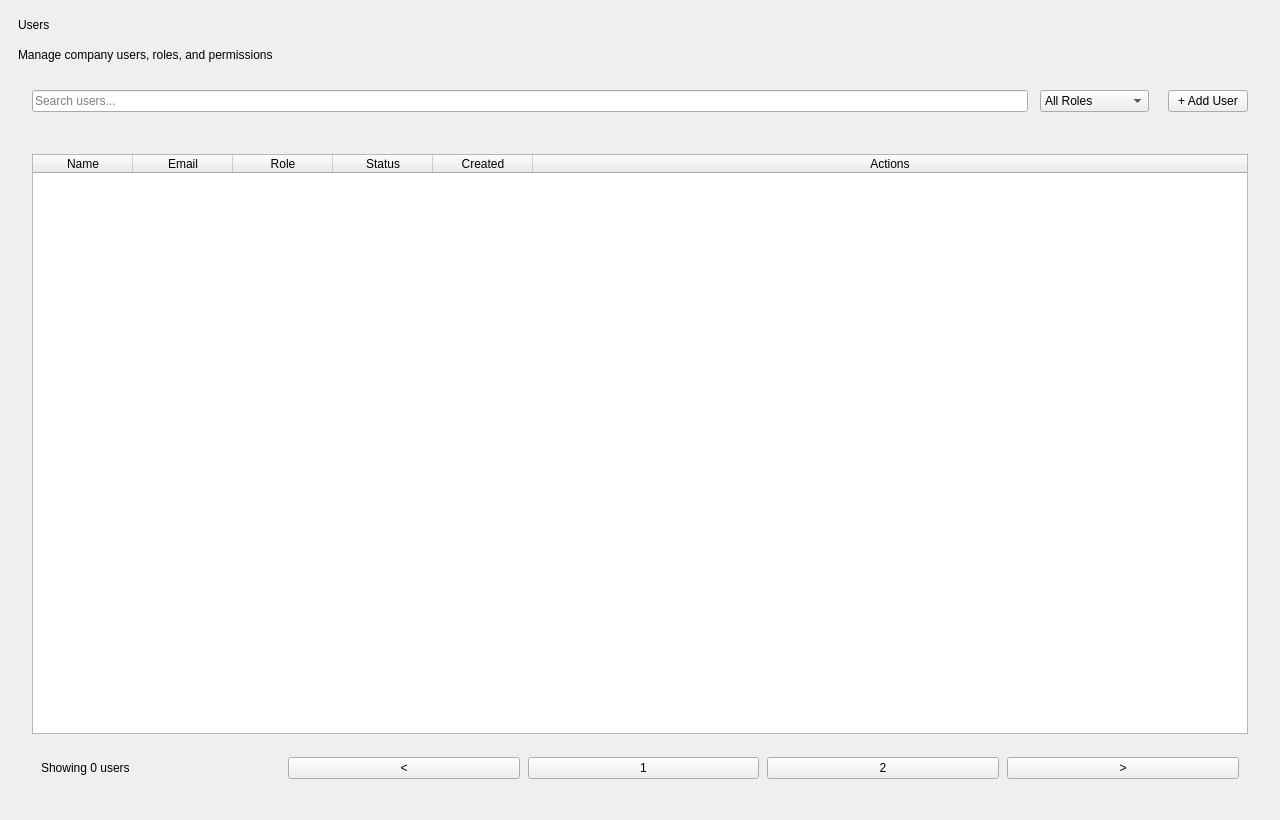
The window that InventoryQtApp/UsersPage.ui (Felipeact/InventoryQtApp) describes before a commit, drawn with Qt 5.
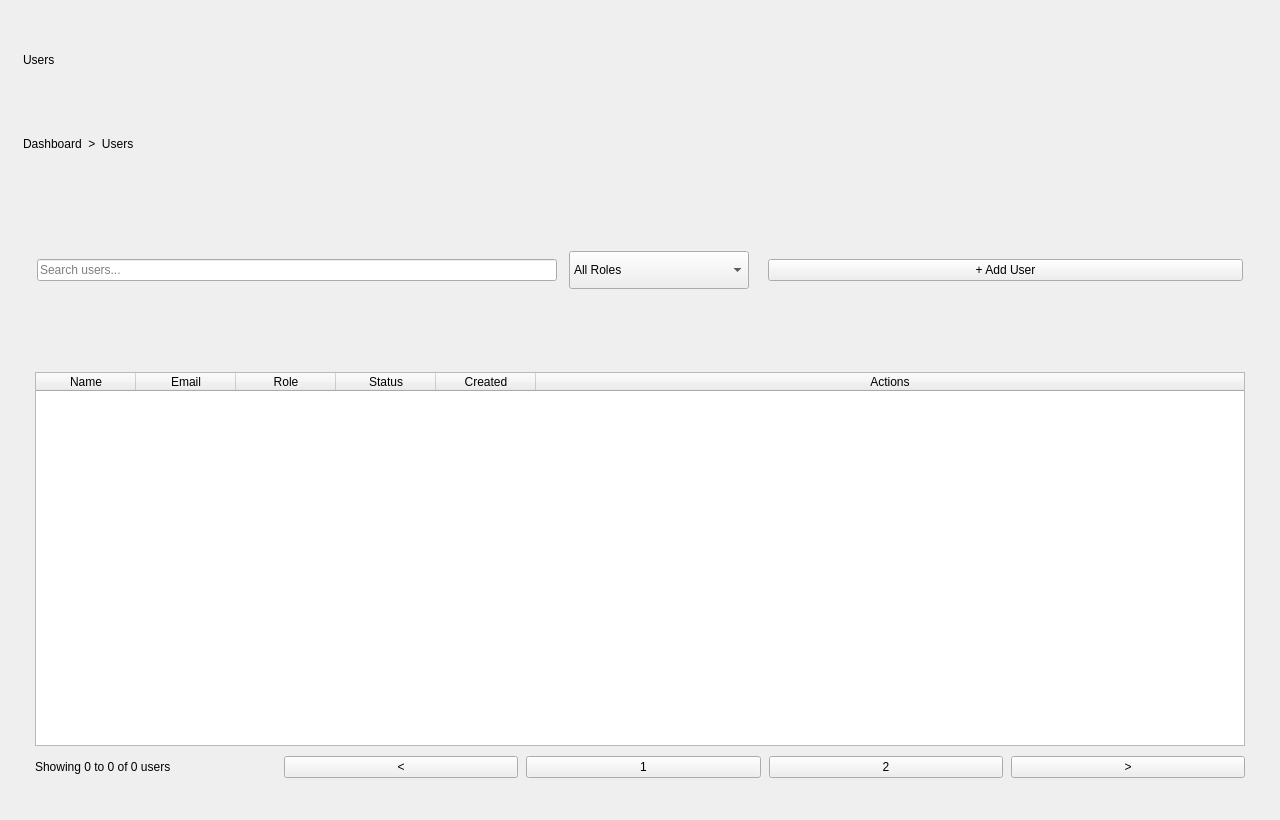
The same window after the commit.

Commit message: user page ui fixed and add view button

```diff
--- a/InventoryQtApp/UsersPage.ui
+++ b/InventoryQtApp/UsersPage.ui
@@ -22,19 +22,26 @@
 
 		<layout class="QVBoxLayout" name="rootLayout">
 			<property name="leftMargin">
-				<number>18</number>
+				<number>14</number>
 			</property>
 			<property name="topMargin">
-				<number>18</number>
+				<number>14</number>
 			</property>
 			<property name="rightMargin">
-				<number>18</number>
+				<number>14</number>
 			</property>
 			<property name="bottomMargin">
-				<number>18</number>
+				<number>14</number>
 			</property>
 			<property name="spacing">
-				<number>16</number>
+				<number>12</number>
+			</property>
+
+			<item>
+				<widget class="QWidget" name="pageContainer" native="true">
+					<layout class="QVBoxLayout" name="pageLayout">
+						<property name="spacing">
+							<number>12</number>
 			</property>
 
 			<item>
@@ -48,9 +55,9 @@
 					</item>
 
 					<item>
-						<widget class="QLabel" name="subtitleLabel">
+									<widget class="QLabel" name="breadcrumbLabel">
 							<property name="text">
-								<string>Manage company users, roles, and permissions</string>
+											<string>Dashboard  &gt;  Users</string>
 							</property>
 						</widget>
 					</item>
@@ -58,7 +65,14 @@
 			</item>
 
 			<item>
-				<widget class="QWidget" name="toolbarCard" native="true">
+							<widget class="QWidget" name="toolbarContainer" native="true">
+								<property name="minimumSize">
+									<size>
+										<width>0</width>
+										<height>72</height>
+									</size>
+								</property>
+
 					<layout class="QHBoxLayout" name="toolbarLayout">
 						<property name="leftMargin">
 							<number>14</number>
@@ -77,33 +91,81 @@
 						</property>
 
 						<item>
+										<widget class="QWidget" name="searchContainer" native="true">
+											<property name="minimumSize">
+												<size>
+													<width>340</width>
+													<height>44</height>
+												</size>
+											</property>
+											<property name="maximumSize">
+												<size>
+													<width>520</width>
+													<height>44</height>
+												</size>
+											</property>
+
+											<layout class="QHBoxLayout" name="searchLayout">
+												<property name="leftMargin">
+													<number>0</number>
+												</property>
+												<property name="topMargin">
+													<number>0</number>
+												</property>
+												<property name="rightMargin">
+													<number>0</number>
+												</property>
+												<property name="bottomMargin">
+													<number>0</number>
+												</property>
+												<property name="spacing">
+													<number>8</number>
+												</property>
+
+												<item>
 							<widget class="QLineEdit" name="searchInput">
-								<property name="minimumWidth">
-									<number>320</number>
-								</property>
 								<property name="placeholderText">
 									<string>Search users...</string>
 								</property>
 							</widget>
 						</item>
+											</layout>
+										</widget>
+									</item>
 
 						<item>
 							<widget class="QComboBox" name="roleFilter">
+											<property name="minimumSize">
+												<size>
+													<width>160</width>
+													<height>38</height>
+												</size>
+											</property>
+											<property name="maximumSize">
+												<size>
+													<width>180</width>
+													<height>38</height>
+												</size>
+											</property>
+
 								<item>
 									<property name="text">
 										<string>All Roles</string>
 									</property>
 								</item>
+
 								<item>
 									<property name="text">
 										<string>ADMIN</string>
 									</property>
 								</item>
+
 								<item>
 									<property name="text">
 										<string>WAREHOUSE</string>
 									</property>
 								</item>
+
 								<item>
 									<property name="text">
 										<string>TECHNICIAN</string>
@@ -133,25 +195,38 @@
 
 			<item>
 				<widget class="QWidget" name="tableCard" native="true">
+								<property name="maximumSize">
+									<size>
+										<width>16777215</width>
+										<height>430</height>
+									</size>
+								</property>
+
 					<layout class="QVBoxLayout" name="tableLayout">
 						<property name="leftMargin">
-							<number>14</number>
+										<number>12</number>
 						</property>
 						<property name="topMargin">
-							<number>14</number>
+										<number>12</number>
 						</property>
 						<property name="rightMargin">
-							<number>14</number>
+										<number>12</number>
 						</property>
 						<property name="bottomMargin">
-							<number>14</number>
+										<number>12</number>
 						</property>
 						<property name="spacing">
-							<number>14</number>
+										<number>10</number>
 						</property>
 
 						<item>
 							<widget class="QTableWidget" name="usersTable">
+											<property name="minimumSize">
+												<size>
+													<width>0</width>
+													<height>280</height>
+												</size>
+											</property>
 								<property name="columnCount">
 									<number>6</number>
 								</property>
@@ -208,7 +283,23 @@
 
 						<item>
 							<widget class="QWidget" name="paginationContainer" native="true">
+											<property name="styleSheet">
+												<string notr="true"/>
+											</property>
+
 								<layout class="QHBoxLayout" name="paginationLayout">
+												<property name="leftMargin">
+													<number>0</number>
+												</property>
+												<property name="topMargin">
+													<number>0</number>
+												</property>
+												<property name="rightMargin">
+													<number>0</number>
+												</property>
+												<property name="bottomMargin">
+													<number>0</number>
+												</property>
 									<property name="spacing">
 										<number>8</number>
 									</property>
@@ -216,7 +307,7 @@
 									<item>
 										<widget class="QLabel" name="paginationLabel">
 											<property name="text">
-												<string>Showing 0 users</string>
+															<string>Showing 0 to 0 of 0 users</string>
 											</property>
 										</widget>
 									</item>
@@ -262,6 +353,20 @@
 									</item>
 								</layout>
 							</widget>
+									</item>
+								</layout>
+							</widget>
+						</item>
+
+						<item>
+							<spacer name="bottomSpacer">
+								<property name="orientation">
+									<enum>Qt::Vertical</enum>
+								</property>
+								<property name="sizeType">
+									<enum>QSizePolicy::Expanding</enum>
+								</property>
+							</spacer>
 						</item>
 					</layout>
 				</widget>
```
Left out of the diff: 2 changed lines with no effect on the pictures. Lines whose indentation alone changed are shown as unchanged. The commit also changes 7 other files.
